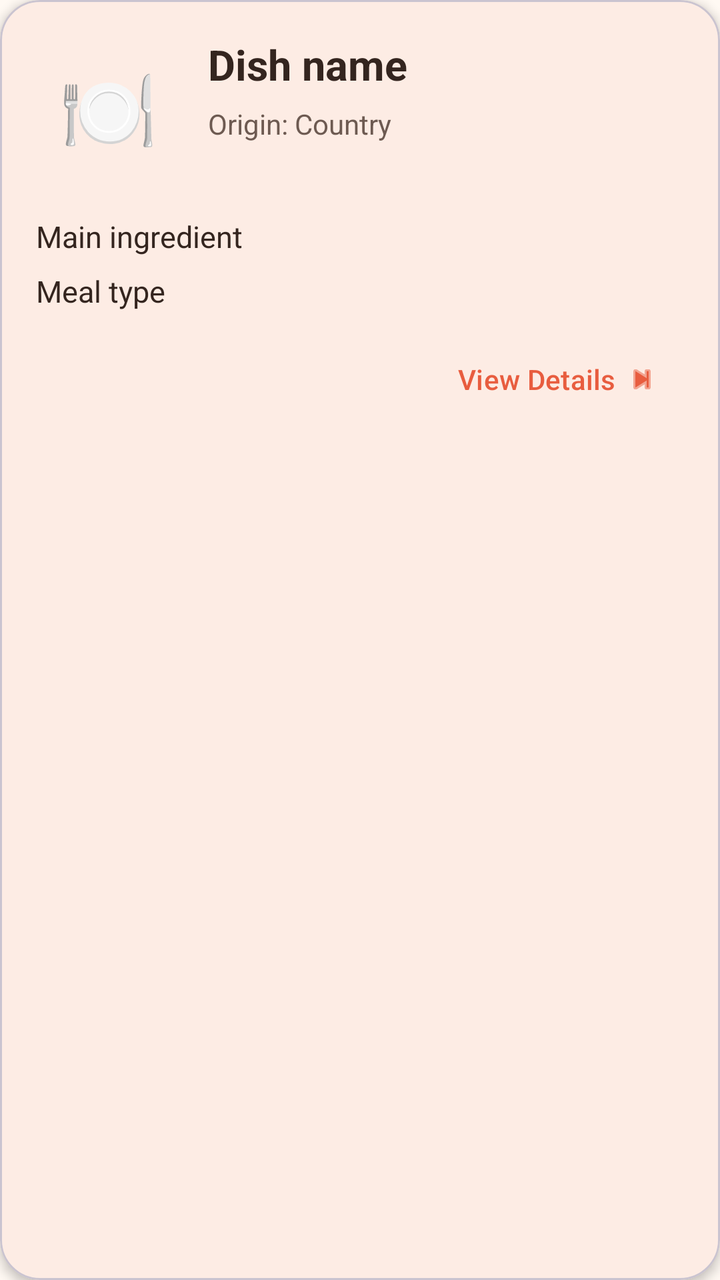
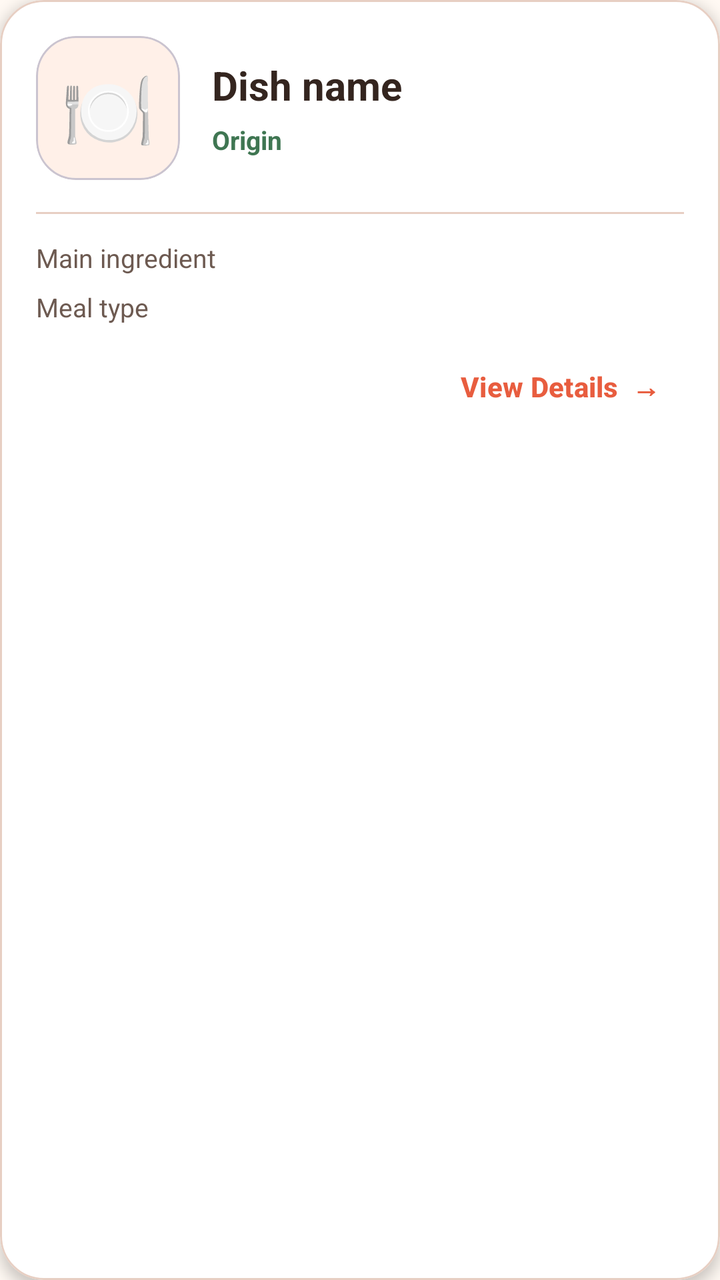

The first picture is an Android layout as it rendered before a commit; the second is the same layout after the commit. The layout source and the unified diff follow.
<!-- AndroidManifest.xml: application theme Theme.S8156519Assignment2 -->
<!-- res/layout/item_food.xml -->
<?xml version="1.0" encoding="utf-8"?>
<com.google.android.material.card.MaterialCardView
    xmlns:android="http://schemas.android.com/apk/res/android"
    xmlns:app="http://schemas.android.com/apk/res-auto"
    android:id="@+id/foodCard"
    android:layout_width="match_parent"
    android:layout_height="wrap_content"
    android:layout_marginTop="7dp"
    android:layout_marginBottom="7dp"
    android:clickable="true"
    android:focusable="true"
    android:foreground="?attr/selectableItemBackground"
    app:cardCornerRadius="20dp"
    app:cardElevation="3dp"
    app:contentPadding="18dp">

    <androidx.constraintlayout.widget.ConstraintLayout
        android:layout_width="match_parent"
        android:layout_height="wrap_content">

        <TextView
            android:id="@+id/foodIconText"
            android:layout_width="72dp"
            android:layout_height="72dp"
            android:gravity="center"
            android:text="🍽️"
            android:textSize="40sp"
            android:contentDescription="Food illustration"
            app:layout_constraintStart_toStartOf="parent"
            app:layout_constraintTop_toTopOf="parent" />

        <TextView
            android:id="@+id/dishNameText"
            android:layout_width="0dp"
            android:layout_height="wrap_content"
            android:layout_marginStart="14dp"
            android:ellipsize="end"
            android:maxLines="2"
            android:text="Dish name"
            android:textColor="?attr/colorOnSurface"
            android:textSize="21sp"
            android:textStyle="bold"
            app:layout_constraintEnd_toEndOf="parent"
            app:layout_constraintStart_toEndOf="@id/foodIconText"
            app:layout_constraintTop_toTopOf="@id/foodIconText" />

        <TextView
            android:id="@+id/originText"
            android:layout_width="0dp"
            android:layout_height="wrap_content"
            android:layout_marginStart="14dp"
            android:layout_marginTop="6dp"
            android:text="Origin: Country"
            android:textColor="?attr/colorOnSurfaceVariant"
            android:textSize="14sp"
            app:layout_constraintEnd_toEndOf="parent"
            app:layout_constraintStart_toEndOf="@id/foodIconText"
            app:layout_constraintTop_toBottomOf="@id/dishNameText" />

        <TextView
            android:id="@+id/ingredientText"
            android:layout_width="0dp"
            android:layout_height="wrap_content"
            android:layout_marginTop="18dp"
            android:text="Main ingredient"
            android:textColor="?attr/colorOnSurface"
            android:textSize="15sp"
            app:layout_constraintEnd_toEndOf="parent"
            app:layout_constraintStart_toStartOf="parent"
            app:layout_constraintTop_toBottomOf="@id/foodIconText" />

        <TextView
            android:id="@+id/mealTypeText"
            android:layout_width="0dp"
            android:layout_height="wrap_content"
            android:layout_marginTop="7dp"
            android:text="Meal type"
            android:textColor="?attr/colorOnSurface"
            android:textSize="15sp"
            app:layout_constraintEnd_toEndOf="parent"
            app:layout_constraintStart_toStartOf="parent"
            app:layout_constraintTop_toBottomOf="@id/ingredientText" />

        <com.google.android.material.button.MaterialButton
            android:id="@+id/detailsButton"
            style="@style/Widget.Material3.Button.TextButton"
            android:layout_width="wrap_content"
            android:layout_height="wrap_content"
            android:layout_marginTop="10dp"
            android:text="View Details"
            app:icon="@android:drawable/ic_media_next"
            app:iconGravity="textEnd"
            app:layout_constraintEnd_toEndOf="parent"
            app:layout_constraintTop_toBottomOf="@id/mealTypeText" />

    </androidx.constraintlayout.widget.ConstraintLayout>

</com.google.android.material.card.MaterialCardView>
<!-- resources referenced by this layout -->
<resources>
  <style name="Theme.S8156519Assignment2" parent="Theme.Material3.Light.NoActionBar">
  
          
          <item name="colorPrimary">@color/food_orange</item>
          <item name="colorOnPrimary">@color/food_white</item>
          <item name="colorPrimaryContainer">@color/food_peach</item>
          <item name="colorOnPrimaryContainer">@color/food_brown</item>
  
          
          <item name="colorSecondary">@color/food_green</item>
          <item name="colorOnSecondary">@color/food_white</item>
          <item name="colorSecondaryContainer">@color/food_green_light</item>
          <item name="colorOnSecondaryContainer">@color/food_brown</item>
  
          
          <item name="android:colorBackground">@color/food_cream</item>
          <item name="colorSurface">@color/food_cream</item>
          <item name="colorOnSurface">@color/food_brown</item>
          <item name="colorSurfaceVariant">@color/food_peach</item>
          <item name="colorOnSurfaceVariant">@color/food_brown_light</item>
          <item name="colorOutline">@color/food_border</item>
  
          
          <item name="android:statusBarColor">@color/food_cream</item>
          <item name="android:navigationBarColor">@color/food_cream</item>
          <item name="android:windowLightStatusBar">true</item>
  
      </style>
  <color name="food_orange">#E85D3F</color>
  <color name="food_white">#FFFFFF</color>
  <color name="food_peach">#FFF0E8</color>
  <color name="food_brown">#34251F</color>
  <color name="food_green">#3F7652</color>
  <color name="food_green_light">#E6F2E9</color>
  <color name="food_cream">#FFF9F3</color>
  <color name="food_brown_light">#6D5A51</color>
  <color name="food_border">#E7CFC3</color>
</resources>

<!-- the commit's change to res/layout/item_food.xml (unified diff, before → after) -->
@@ -2,97 +2,110 @@
 <com.google.android.material.card.MaterialCardView
     xmlns:android="http://schemas.android.com/apk/res/android"
     xmlns:app="http://schemas.android.com/apk/res-auto"
-    android:id="@+id/foodCard"
     android:layout_width="match_parent"
     android:layout_height="wrap_content"
-    android:layout_marginTop="7dp"
-    android:layout_marginBottom="7dp"
-    android:clickable="true"
-    android:focusable="true"
-    android:foreground="?attr/selectableItemBackground"
-    app:cardCornerRadius="20dp"
-    app:cardElevation="3dp"
-    app:contentPadding="18dp">
+    android:layout_marginBottom="14dp"
+    app:cardBackgroundColor="@color/food_white"
+    app:cardCornerRadius="22dp"
+    app:cardElevation="4dp"
+    app:strokeColor="@color/food_border"
+    app:strokeWidth="1dp">
 
-    <androidx.constraintlayout.widget.ConstraintLayout
+    <LinearLayout
         android:layout_width="match_parent"
-        android:layout_height="wrap_content">
+        android:layout_height="wrap_content"
+        android:orientation="vertical"
+        android:padding="18dp">
 
-        <TextView
-            android:id="@+id/foodIconText"
-            android:layout_width="72dp"
-            android:layout_height="72dp"
-            android:gravity="center"
-            android:text="🍽️"
-            android:textSize="40sp"
-            android:contentDescription="Food illustration"
-            app:layout_constraintStart_toStartOf="parent"
-            app:layout_constraintTop_toTopOf="parent" />
+        <LinearLayout
+            android:layout_width="match_parent"
+            android:layout_height="wrap_content"
+            android:gravity="center_vertical"
+            android:orientation="horizontal">
 
-        <TextView
-            android:id="@+id/dishNameText"
-            android:layout_width="0dp"
-            android:layout_height="wrap_content"
-            android:layout_marginStart="14dp"
-            android:ellipsize="end"
-            android:maxLines="2"
-            android:text="Dish name"
-            android:textColor="?attr/colorOnSurface"
-            android:textSize="21sp"
-            android:textStyle="bold"
-            app:layout_constraintEnd_toEndOf="parent"
-            app:layout_constraintStart_toEndOf="@id/foodIconText"
-            app:layout_constraintTop_toTopOf="@id/foodIconText" />
+            <com.google.android.material.card.MaterialCardView
+                android:layout_width="72dp"
+                android:layout_height="72dp"
+                app:cardBackgroundColor="@color/food_peach"
+                app:cardCornerRadius="20dp"
+                app:cardElevation="0dp">
 
-        <TextView
-            android:id="@+id/originText"
-            android:layout_width="0dp"
-            android:layout_height="wrap_content"
-            android:layout_marginStart="14dp"
-            android:layout_marginTop="6dp"
-            android:text="Origin: Country"
-            android:textColor="?attr/colorOnSurfaceVariant"
-            android:textSize="14sp"
-            app:layout_constraintEnd_toEndOf="parent"
-            app:layout_constraintStart_toEndOf="@id/foodIconText"
-            app:layout_constraintTop_toBottomOf="@id/dishNameText" />
+                <TextView
+                    android:id="@+id/foodIconText"
+                    android:layout_width="match_parent"
+                    android:layout_height="match_parent"
+                    android:gravity="center"
+                    android:text="🍽️"
+                    android:textSize="38sp" />
+
+            </com.google.android.material.card.MaterialCardView>
+
+            <LinearLayout
+                android:layout_width="0dp"
+                android:layout_height="wrap_content"
+                android:layout_marginStart="16dp"
+                android:layout_weight="1"
+                android:orientation="vertical">
+
+                <TextView
+                    android:id="@+id/dishNameText"
+                    android:layout_width="match_parent"
+                    android:layout_height="wrap_content"
+                    android:text="Dish name"
+                    android:textColor="@color/food_brown"
+                    android:textSize="20sp"
+                    android:textStyle="bold" />
+
+                <TextView
+                    android:id="@+id/originText"
+                    android:layout_width="match_parent"
+                    android:layout_height="wrap_content"
+                    android:layout_marginTop="5dp"
+                    android:text="Origin"
+                    android:textColor="@color/food_green"
+                    android:textSize="13sp"
+                    android:textStyle="bold" />
+
+            </LinearLayout>
+
+        </LinearLayout>
+
+        <View
+            android:layout_width="match_parent"
+            android:layout_height="1dp"
+            android:layout_marginTop="16dp"
+            android:layout_marginBottom="13dp"
+            android:background="@color/food_border" />
 
         <TextView
             android:id="@+id/ingredientText"
-            android:layout_width="0dp"
+            android:layout_width="match_parent"
             android:layout_height="wrap_content"
-            android:layout_marginTop="18dp"
             android:text="Main ingredient"
-            android:textColor="?attr/colorOnSurface"
-            android:textSize="15sp"
-            app:layout_constraintEnd_toEndOf="parent"
-            app:layout_constraintStart_toStartOf="parent"
-            app:layout_constraintTop_toBottomOf="@id/foodIconText" />
+            android:textColor="@color/food_brown_light"
+            android:textSize="13sp" />
 
         <TextView
             android:id="@+id/mealTypeText"
-            android:layout_width="0dp"
+            android:layout_width="match_parent"
             android:layout_height="wrap_content"
             android:layout_marginTop="7dp"
             android:text="Meal type"
-            android:textColor="?attr/colorOnSurface"
-            android:textSize="15sp"
-            app:layout_constraintEnd_toEndOf="parent"
-            app:layout_constraintStart_toStartOf="parent"
-            app:layout_constraintTop_toBottomOf="@id/ingredientText" />
+            android:textColor="@color/food_brown_light"
+            android:textSize="13sp" />
 
         <com.google.android.material.button.MaterialButton
             android:id="@+id/detailsButton"
             style="@style/Widget.Material3.Button.TextButton"
             android:layout_width="wrap_content"
             android:layout_height="wrap_content"
-            android:layout_marginTop="10dp"
-            android:text="View Details"
-            app:icon="@android:drawable/ic_media_next"
-            app:iconGravity="textEnd"
-            app:layout_constraintEnd_toEndOf="parent"
-            app:layout_constraintTop_toBottomOf="@id/mealTypeText" />
+            android:layout_gravity="end"
+            android:layout_marginTop="7dp"
+            android:text="View Details  →"
+            android:textAllCaps="false"
+            android:textColor="@color/food_orange"
+            android:textStyle="bold" />
 
-    </androidx.constraintlayout.widget.ConstraintLayout>
+    </LinearLayout>
 
 </com.google.android.material.card.MaterialCardView>
